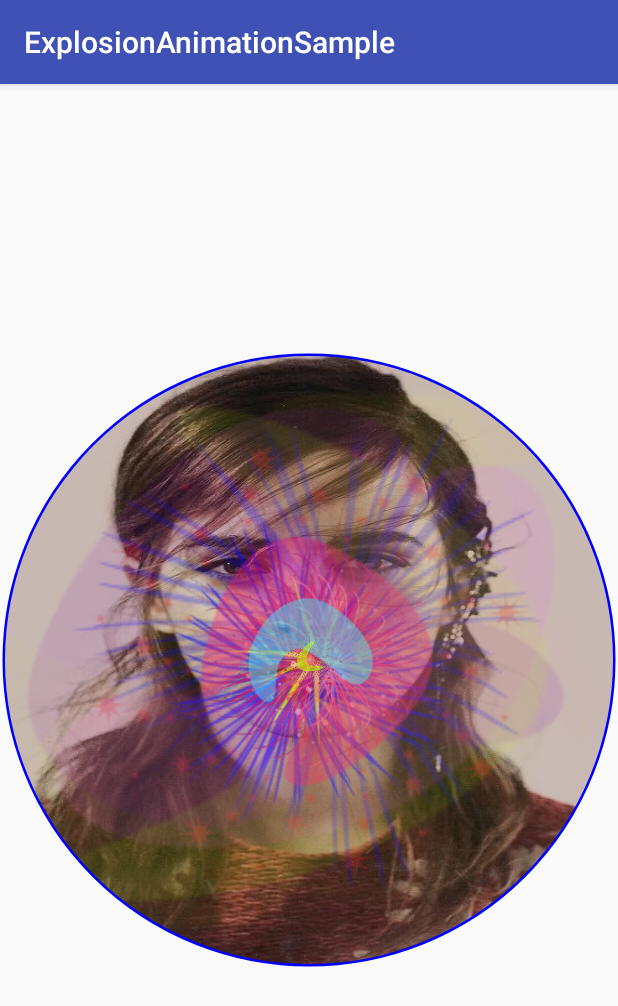
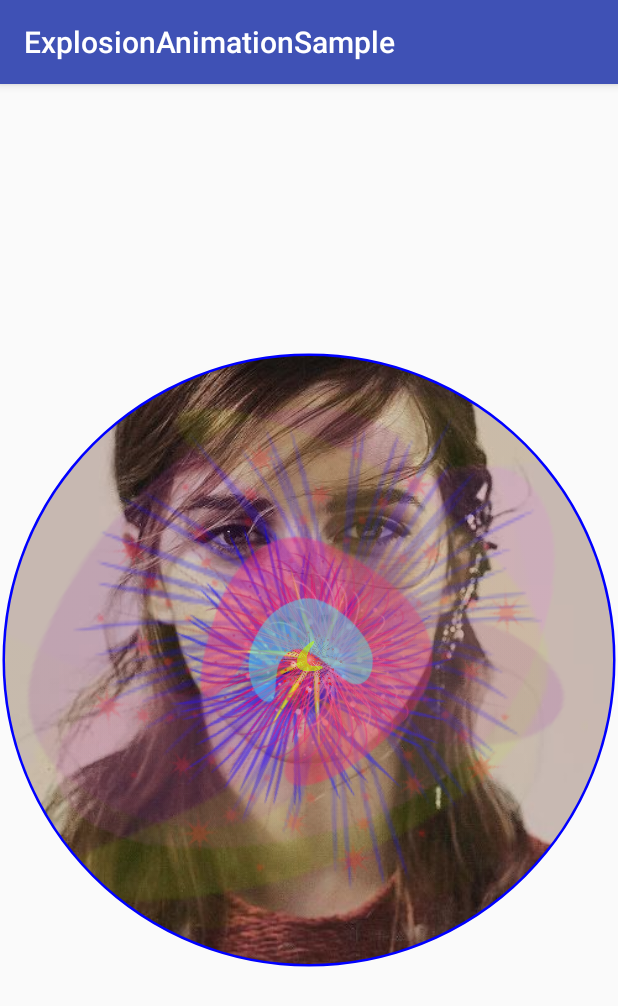
Before and after one commit to MohammedAtif/ParticleExplosion, an Android app: the screen it shows after launch (MainActivity), on a phone screen of 412 x 824 dp. Shown: the top 1006 px of the screen. Run offline under Robolectric (Android 15) with nearby library versions, the phone set to English and light mode, and no system bars.

Commit message:
Updated the skewing

```diff
--- a/app/build.gradle
+++ b/app/build.gradle
@@ -7,8 +7,8 @@ android {
         minSdkVersion 23
         targetSdkVersion 27
         buildToolsVersion '27.0.3'
-        versionCode 1
-        versionName "1.0"
+        versionCode 2
+        versionName "2.0"
         testInstrumentationRunner "android.support.test.runner.AndroidJUnitRunner"
     }
     buildTypes {
--- a/app/src/main/res/layout/activity_main.xml
+++ b/app/src/main/res/layout/activity_main.xml
@@ -15,12 +15,16 @@
         app:layout_constraintEnd_toEndOf="parent"
         app:layout_constraintStart_toStartOf="parent"
         app:layout_constraintTop_toTopOf="parent">
+        <ImageView
+            android:layout_width="match_parent"
+            android:layout_height="match_parent"
+            android:scaleType="centerCrop"
+            android:src="@drawable/emma"/>
 
         <ImageView
             android:id="@+id/redaction_view"
             android:layout_width="match_parent"
-            android:layout_height="match_parent"
-            android:background="@drawable/emma"/>
+            android:layout_height="match_parent" />
     </com.zemosolabs.mindhive.explosionanimationsample.CircularFrameLayout>
 
 </android.support.constraint.ConstraintLayout>
```
